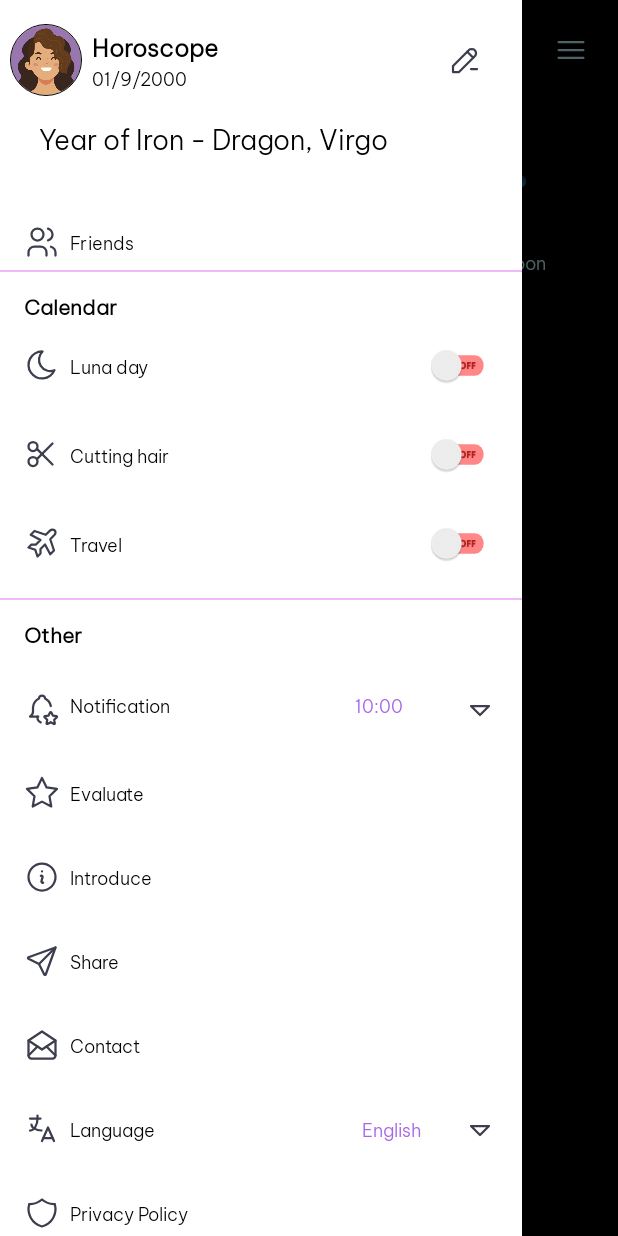
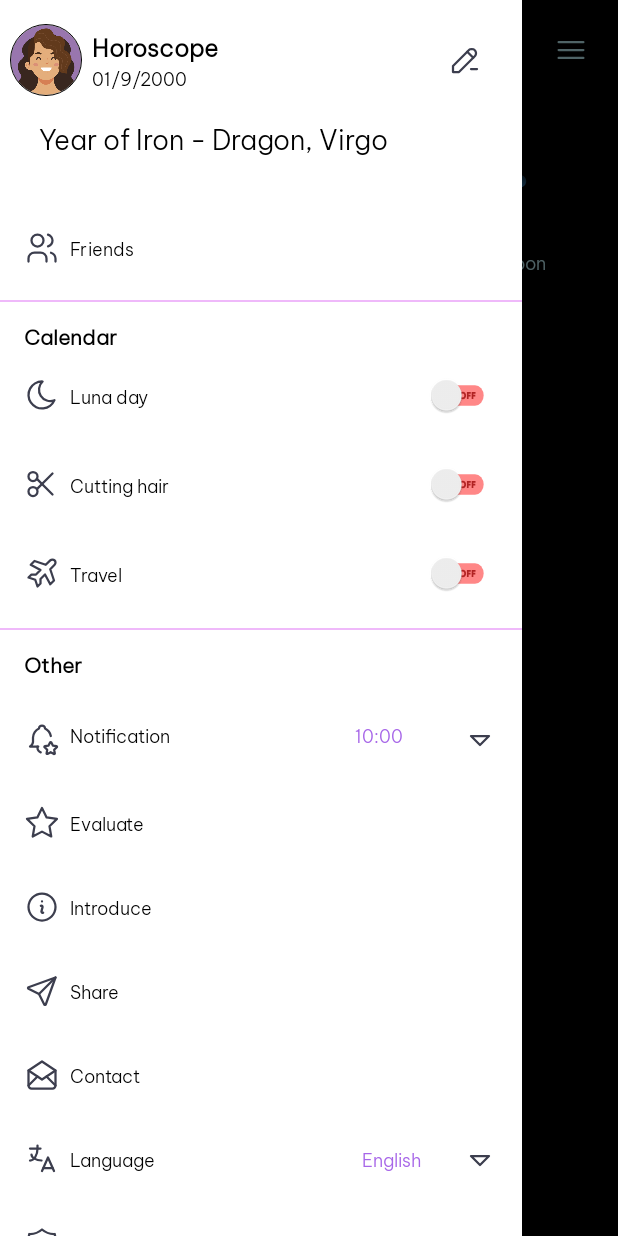
Before and after one commit to nguyenson2245/HoroscopeTV, an Android app: the screen it shows after launch (MainActivity), with the side drawer open, on a phone screen of 412 x 824 dp. Run offline under Robolectric (Android 15) with nearby library versions, the phone set to English and light mode, and no system bars; our stand-ins replace CircleImageView, sdp/ssp sizes.

Commit message:
commit draw

```diff
--- a/app/src/main/java/com/smartwavettn/horoscope/ui/home/HomeFragment.kt
+++ b/app/src/main/java/com/smartwavettn/horoscope/ui/home/HomeFragment.kt
@@ -10,6 +10,7 @@ import android.view.View
 import androidx.core.view.GravityCompat
 import androidx.fragment.app.viewModels
 import com.smartwavettn.horoscope.base.utils.click
+import com.smartwavettn.horoscope.databinding.FragmentFriendsBinding
 import com.smartwavettn.horoscope.databinding.FragmentHomeBinding
 import com.smartwavettn.horoscope.ui.intro.introTwo.IntroTwoFragment
 import com.smartwavettn.scannerqr.base.BaseFragmentWithBinding
@@ -40,23 +41,90 @@ class HomeFragment : BaseFragmentWithBinding<FragmentHomeBinding>() {
 
         binding.menu.view1.layoutTransition.enableTransitionType(LayoutTransition.CHANGING);
         binding.menu.layoutNotification.setOnClickListener {
-            val v = if (binding.menu.itemNotification.visibility == View.GONE) View.VISIBLE else View.GONE
+            val v =
+                if (binding.menu.itemNotification.visibility == View.GONE) View.VISIBLE else View.GONE
             TransitionManager.beginDelayedTransition(binding.menu.view1, AutoTransition())
             binding.menu.itemNotification.visibility = v
         }
 
         binding.menu.layoutLanguage.click {
-            val v = if (binding.menu.itemLanguage.visibility == View.GONE) View.VISIBLE else View.GONE
+            val v =
+                if (binding.menu.itemLanguage.visibility == View.GONE) View.VISIBLE else View.GONE
             TransitionManager.beginDelayedTransition(binding.menu.view1, AutoTransition())
             binding.menu.itemLanguage.visibility = v
         }
 
-
         binding.menu.drawerHeaderProifile.linnerLayoutProfile.click {
             val bundle = Bundle()
-            bundle.putBoolean("checkFragment" ,false)
-            openFragment(IntroTwoFragment::class.java,bundle,true)
+            bundle.putBoolean("checkFragment", false)
+            openFragment(IntroTwoFragment::class.java, bundle, true)
         }
+
+        binding.menu.friends.click {
+            openFragment(FragmentFriendsBinding::class.java, null, true)
+        }
+
+        binding.menu.btnlunaDay.click {
+
+        }
+
+        binding.menu.btnCuttinghair.click {
+
+        }
+
+        binding.menu.btnTravel.click {
+
+        }
+
+        binding.menu.btnCuttinghair.click {
+
+        }
+
+        binding.menu.lunaNotification.click {
+
+        }
+
+        binding.menu.noAniceDayNotification.click {
+
+        }
+
+        binding.menu.abedDayNotification.click {
+
+        }
+
+        binding.menu.evaluate.click {
+
+        }
+
+        binding.menu.evaluate.click {
+
+        }
+
+        binding.menu.introduce.click {
+
+        }
+
+        binding.menu.share.click {
+
+        }
+
+        binding.menu.contact.click {
+
+        }
+
+        binding.menu.layoutLanguage.click {
+
+        }
+
+        binding.menu.privacyPolicy.click {
+
+        }
+
+        binding.menu.termsOfUse.click {
+
+        }
+
+
     }
 
 }
--- a/app/src/main/java/com/smartwavettn/horoscope/ui/intro/introSevenFriends/IntroSevenViewModel.kt
+++ b/app/src/main/java/com/smartwavettn/horoscope/ui/intro/introSevenFriends/IntroSevenViewModel.kt
@@ -17,7 +17,7 @@ import java.util.Locale
 
 class IntroSevenViewModel : BaseViewModel() {
 
-    private var listAvatarResIds: ArrayList<Int> = arrayListOf()
+     var listAvatarResIds: ArrayList<Int> = arrayListOf()
     val listAvatarLiveData: MutableLiveData<ArrayList<Int>> = MutableLiveData()
 
     private val calendar = Calendar.getInstance()
@@ -80,7 +80,7 @@ class IntroSevenViewModel : BaseViewModel() {
         setText.invoke(sdf.format(calendar.time))
     }
 
-    fun addPersonalInformation(context: Context, information: PersonalInformation) {
+    fun addPersonalInformation(information: PersonalInformation) {
         viewModelScope.launch(Dispatchers.IO) {
             try {
                 repository.addPersonalInformation(information)
--- a/app/src/main/java/com/smartwavettn/horoscope/ui/splash/SplashFragment.kt
+++ b/app/src/main/java/com/smartwavettn/horoscope/ui/splash/SplashFragment.kt
@@ -13,6 +13,7 @@ import com.smartwavettn.horoscope.ui.intro.introOne.IntroOneFragment
 import com.smartwavettn.scannerqr.base.BaseFragmentWithBinding
 import com.smartwavettn.horoscope.databinding.FragmentSplashBinding
 import com.smartwavettn.horoscope.ui.home.HomeFragment
+import com.smartwavettn.horoscope.ui.intro.introSevenFriends.IntroSevenFriendsFragment
 import com.smartwavettn.horoscope.ui.intro.introTwo.IntroTwoFragment
 import org.joda.time.DateTime
 import org.joda.time.chrono.BuddhistChronology
@@ -34,7 +35,7 @@ class SplashFragment : BaseFragmentWithBinding<FragmentSplashBinding>() {
         preferences = Preferences.getInstance(requireActivity())
 
         Handler(Looper.getMainLooper()).postDelayed({
-                openFragment(IntroTwoFragment::class.java,null,true)
+                openFragment(HomeFragment::class.java,null,true)
         }, 1000)
     }
 
--- a/app/src/main/res/layout/drawer_header.xml
+++ b/app/src/main/res/layout/drawer_header.xml
@@ -62,7 +62,6 @@
 
     <TextView
         android:layout_marginTop="@dimen/_6sdp"
-        android:layout_marginBottom="@dimen/_12dp"
         android:textColor="@color/black"
         android:layout_marginRight="@dimen/_20sdp"
         android:layout_marginLeft="@dimen/_20sdp"
--- a/app/src/main/res/layout/drawerlayout_start.xml
+++ b/app/src/main/res/layout/drawerlayout_start.xml
@@ -1,5 +1,6 @@
 <?xml version="1.0" encoding="utf-8"?>
 <LinearLayout xmlns:android="http://schemas.android.com/apk/res/android"
+    xmlns:tools="http://schemas.android.com/tools"
     android:layout_width="match_parent"
     android:layout_height="match_parent"
     android:background="@color/white"
@@ -24,13 +25,12 @@
             android:orientation="vertical">
 
             <LinearLayout
+                android:padding="@dimen/_16dp"
                 android:id="@+id/friends"
                 android:layout_width="match_parent"
                 android:layout_height="wrap_content"
                 android:gravity="center"
-                android:orientation="horizontal"
-                android:paddingStart="@dimen/_16dp"
-                android:paddingEnd="@dimen/_16dp">
+                android:orientation="horizontal">
 
                 <ImageView
                     android:layout_width="wrap_content"
@@ -251,7 +251,7 @@
                         android:textSize="@dimen/_12sp" />
 
                     <Switch
-                        android:id="@+id/notiLuNa"
+                        android:id="@+id/lunaNotification"
                         android:layout_width="wrap_content"
                         android:layout_height="wrap_content"
                         android:layout_centerInParent="true"
@@ -281,13 +281,14 @@
                         android:textSize="@dimen/_12sp" />
 
                     <Switch
-                        android:id="@+id/noAniceDay"
+                        android:id="@+id/noAniceDayNotification"
                         android:layout_width="wrap_content"
                         android:layout_height="wrap_content"
                         android:layout_centerInParent="true"
                         android:checked="false"
                         android:enabled="true"
-                        android:track="@drawable/bg_track" />
+                        android:track="@drawable/bg_track"
+                        tools:ignore="UseSwitchCompatOrMaterialXml" />
 
                 </LinearLayout>
 
@@ -311,7 +312,7 @@
                         android:textSize="@dimen/_12sp" />
 
                     <Switch
-                        android:id="@+id/noAbedDay"
+                        android:id="@+id/abedDayNotification"
                         android:layout_width="wrap_content"
                         android:layout_height="wrap_content"
                         android:layout_centerInParent="true"
--- a/app/src/main/res/layout/fragment_home.xml
+++ b/app/src/main/res/layout/fragment_home.xml
@@ -35,7 +35,7 @@
                         android:layout_marginTop="@dimen/_50sdp"
                         app:layout_collapseMode="parallax" />
 
-                    <Toolbar
+                    <androidx.appcompat.widget.Toolbar
                         android:id="@+id/toolbar"
                         android:layout_width="match_parent"
                         android:layout_height="wrap_content"
@@ -47,7 +47,7 @@
                             android:id="@+id/profileHeader"
                             layout="@layout/profile_header" />
 
-                    </Toolbar>
+                    </androidx.appcompat.widget.Toolbar>
 
                 </com.google.android.material.appbar.CollapsingToolbarLayout>
             </com.google.android.material.appbar.AppBarLayout>
--- a/app/src/main/res/values/strings.xml
+++ b/app/src/main/res/values/strings.xml
@@ -61,4 +61,6 @@
     <string name="waning_moon">Waning moon</string>
     <string name="no_moon">No moon</string>
     <string name="full_moon">Full moon</string>
+    <string name="oops">Oops, you don\'t have any friends yet</string>
+    <string name="addfriends">Add friends</string>
 </resources>
```
Also changed, not shown: app/src/main/java/com/smartwavettn/horoscope/ui/intro/introSevenFriends/IntroSevenFriendsFragment.kt (+54 -40 lines), app/src/main/java/com/smartwavettn/horoscope/ui/intro/introTwo/IntroTwoFragment.kt (+6 -9 lines), app/src/main/java/com/smartwavettn/horoscope/ui/intro/introTwo/IntroTwoViewModel.kt (+5 -4 lines), app/src/main/java/com/smartwavettn/horoscope/ui/navigation/friends/FriendsFragment.kt (added, +27 -0 lines), app/src/main/res/drawable/ic_back.xml (added, +12 -0 lines), app/src/main/res/layout/fragment_friends.xml (added, +71 -0 lines).
